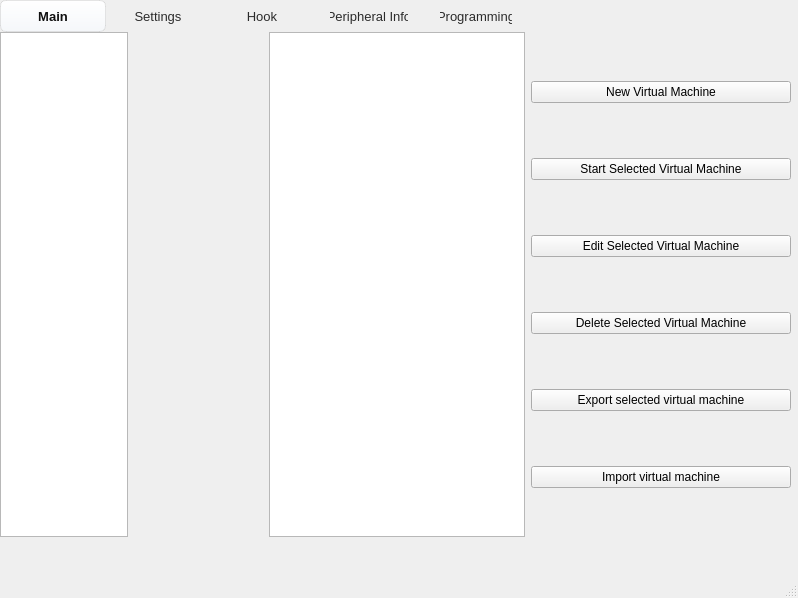
Above: ui/Main.ui from wjqsec/EmuGUI before the change. Below: the same form after it.
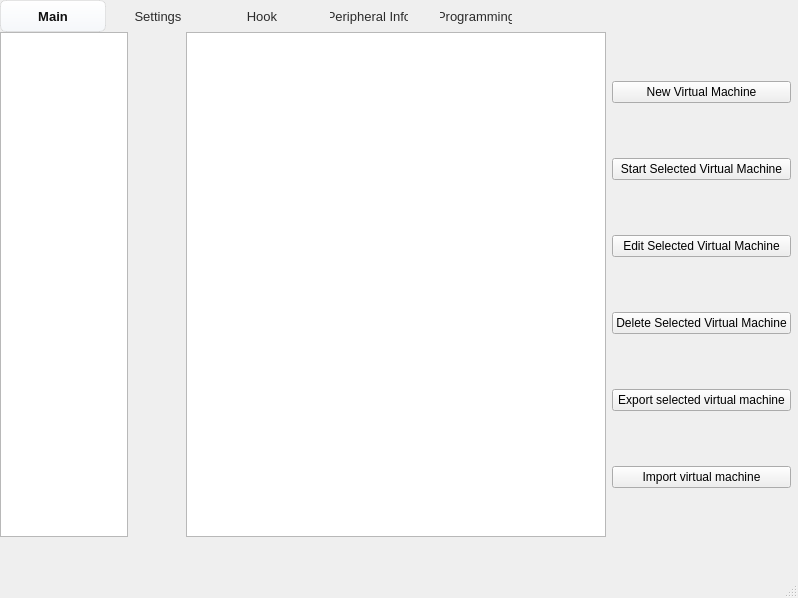
That is the form after the change.

What changed in the file:
```diff
--- a/ui/Main.ui
+++ b/ui/Main.ui
@@ -135,7 +135,20 @@
            </layout>
           </item>
           <item row="1" column="1" alignment="Qt::AlignRight">
-           <widget class="QListView" name="listView"/>
+           <widget class="QListView" name="listView">
+            <property name="minimumSize">
+             <size>
+              <width>420</width>
+              <height>0</height>
+             </size>
+            </property>
+            <property name="maximumSize">
+             <size>
+              <width>420</width>
+              <height>16777215</height>
+             </size>
+            </property>
+           </widget>
           </item>
           <item row="1" column="0" alignment="Qt::AlignLeft">
            <widget class="QListView" name="listView_2">
```
Left out of the diff: 2 changed lines with no effect on the pictures.
